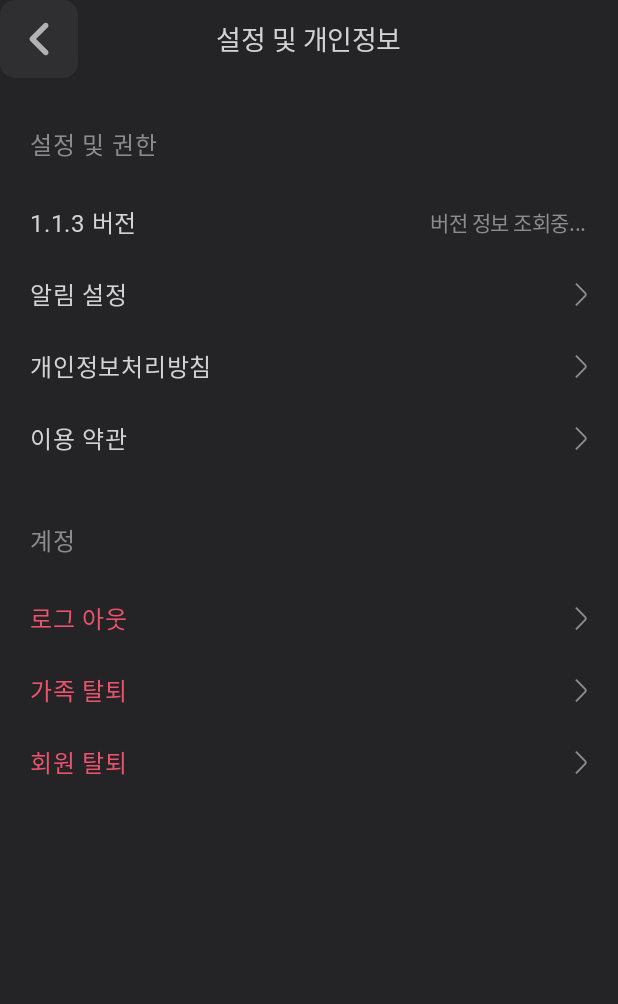
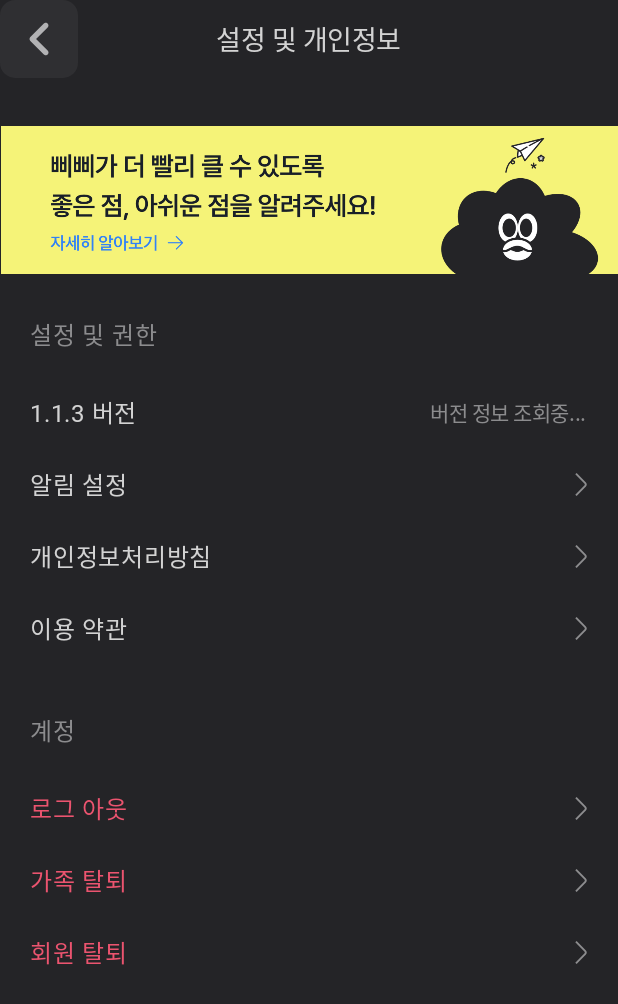
Before and after one commit to bibbi-team/bibbi-android, an Android app built with Jetpack Compose: the @Preview function SettingHomePagePreview, on a phone screen of 412 x 824 dp. Shown: the top 1004 px of the screen. Run offline under Robolectric (Android 15) with nearby library versions, the phone set to English and light mode, and no system bars; our stand-ins replace Timber; libraries missing offline, so code that uses them is left out: com.mixpanel.android, com.skydoves.sandwich; Roboto replaces fonts that are not available here.

Commit message:
feat: 구글 폼 붙이기

```diff
--- a/app/src/main/java/com/no5ing/bbibbi/presentation/feature/view/main/setting_home/SettingHomePage.kt
+++ b/app/src/main/java/com/no5ing/bbibbi/presentation/feature/view/main/setting_home/SettingHomePage.kt
@@ -43,6 +43,7 @@ import com.no5ing.bbibbi.util.LocalSnackbarHostState
 import com.no5ing.bbibbi.util.emptyPermissionState
 import com.no5ing.bbibbi.util.getErrorMessage
 import com.no5ing.bbibbi.util.localResources
+import com.no5ing.bbibbi.util.openBrowser
 import com.no5ing.bbibbi.util.openMarket
 import timber.log.Timber
 
@@ -139,7 +140,7 @@ fun SettingHomePage(
             SettingHomePageTopBar(
                 onDispose = onDispose,
             )
-            Spacer(modifier = Modifier.height(32.dp))
+            Spacer(modifier = Modifier.height(16.dp))
             SettingHomePageContent(
                 appVersionState = appVersionState,
                 onVersionLongTap = {
@@ -147,6 +148,9 @@ fun SettingHomePage(
                         resources.getString(R.string.build_number_info, BuildConfig.VERSION_CODE),
                         snackBarInfo
                     )
+                },
+                onTapFormBanner = {
+                     context.openBrowser("https://docs.google.com/forms/d/e/1FAIpQLSeeIRAn45EBU4otZ5y2X4QPA9pCzU1Vw6IaDFF7czSrpgAeRg/viewform")
                 },
                 onTapMarketOpen = {
                     context.openMarket()
--- a/app/src/main/java/com/no5ing/bbibbi/presentation/feature/view/main/setting_home/SettingHomePageContent.kt
+++ b/app/src/main/java/com/no5ing/bbibbi/presentation/feature/view/main/setting_home/SettingHomePageContent.kt
@@ -1,5 +1,7 @@
 package com.no5ing.bbibbi.presentation.feature.view.main.setting_home
 
+import androidx.compose.foundation.Image
+import androidx.compose.foundation.clickable
 import androidx.compose.foundation.layout.Column
 import androidx.compose.foundation.layout.Row
 import androidx.compose.foundation.layout.Spacer
@@ -34,6 +36,7 @@ fun SettingHomePageContent(
     onVersionLongTap: () -> Unit = {},
     onTapMarketOpen: () -> Unit = {},
     onTapNotificationSetting: () -> Unit = {},
+    onTapFormBanner: () -> Unit = {},
     onPrivacy: () -> Unit = {},
     onTerm: () -> Unit = {},
     onGroupQuit: () -> Unit = {},
@@ -51,6 +54,14 @@ fun SettingHomePageContent(
     Column(
         modifier = Modifier.fillMaxWidth()
     ) {
+        Image(
+            painter = painterResource(id = R.drawable.form_banner),
+            contentDescription = null,
+            modifier = Modifier
+                .fillMaxWidth()
+                .clickable { onTapFormBanner() }
+        )
+        Spacer(modifier = Modifier.height(28.dp))
         Text(
             text = stringResource(id = R.string.setting_account_and_permission),
             modifier = Modifier
```
Also changed, not shown: app/src/main/res/drawable/form_banner.png (added).
